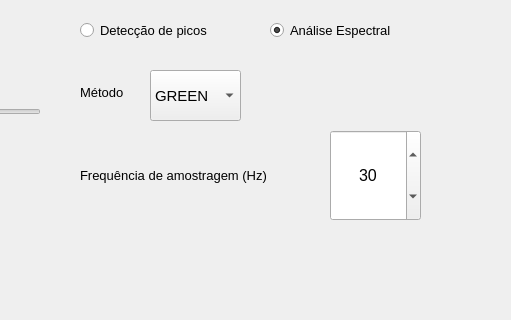
Before: the Qt Designer form qt_desiner/config.ui in MirandaBiel/lion, drawn with Qt 5; both pictures show x 350 to 861 and y 0 to 320 of the 1280 by 652 pixel window.
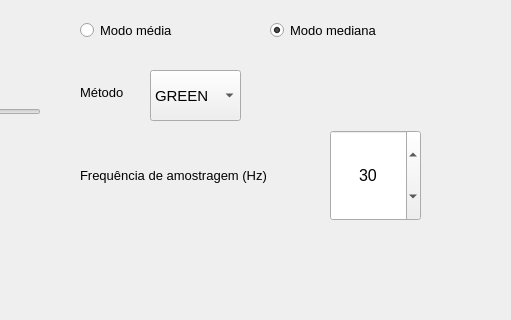
After: the same form once the commit is applied. Icons and pictures are not drawn.

The edit to the form file:
```diff
--- a/qt_desiner/config.ui
+++ b/qt_desiner/config.ui
@@ -576,7 +576,7 @@
     </font>
    </property>
    <property name="text">
-    <string>Detecção de picos</string>
+    <string>Modo média</string>
    </property>
   </widget>
   <widget class="QRadioButton" name="radioButton_espectro">
@@ -594,7 +594,7 @@
     </font>
    </property>
    <property name="text">
-    <string>Análise Espectral</string>
+    <string>Modo mediana</string>
    </property>
    <property name="checked">
     <bool>true</bool>
```
